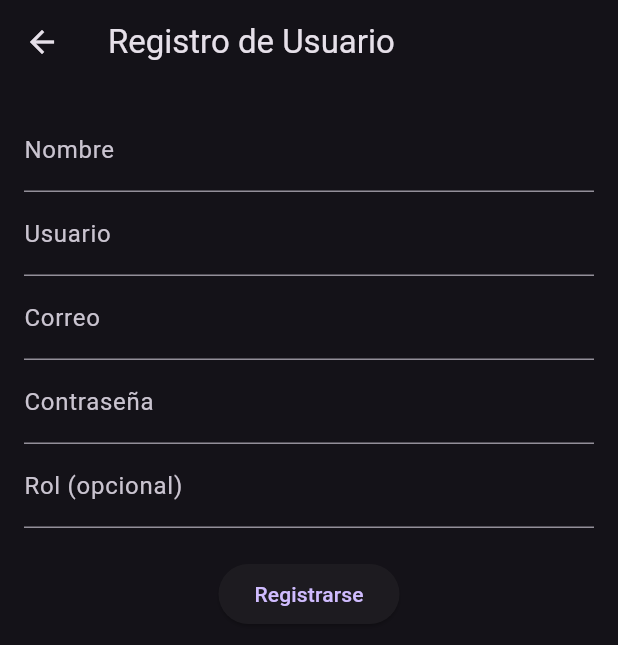
After one commit to MrKatze/CharlesCode, a Flutter app: the RegistroScreen screen opened directly, on a phone screen of 412 x 824 dp. The commit adds this screen. Shown: the top 645 px of the screen. Run offline on Flutter 3.47's test engine with Material 3 defaults, Android fonts, the phone set to English and light mode, and no system bars; accounts and stored records are empty.

Commit message:
Registro

```diff
--- /dev/null
+++ b/frontend/lib/core/services/usuario_services.dart
@@ -0,0 +1,24 @@
+// Servicio para registro de usuario
+import 'dart:convert';
+import 'package:http/http.dart' as http;
+import '../../models/usuario.dart';
+
+class UsuarioServices {
+  static const String _baseUrl =
+      'http://localhost:3000/usuarios'; // Ajusta la URL según tu backend
+
+  static Future<bool> registrarUsuario(Usuario usuario) async {
+    final response = await http.post(
+      Uri.parse('$_baseUrl/agregar'),
+      headers: {'Content-Type': 'application/json'},
+      body: jsonEncode({
+        'nombre': usuario.nombre,
+        'usuario': usuario.usuario,
+        'correo': usuario.correo,
+        'password': usuario.password,
+        'rol': usuario.rol,
+      }),
+    );
+    return response.statusCode == 201;
+  }
+}
--- /dev/null
+++ b/frontend/lib/screens/registro/registro_controller.dart
@@ -0,0 +1,41 @@
+import 'package:flutter/material.dart';
+import '../../../models/usuario.dart';
+import '../../../core/services/usuario_services.dart';
+
+class RegistroController extends ChangeNotifier {
+  final nombreController = TextEditingController();
+  final usuarioController = TextEditingController();
+  final correoController = TextEditingController();
+  final passwordController = TextEditingController();
+  final rolController = TextEditingController();
+
+  bool _isLoading = false;
+  bool get isLoading => _isLoading;
+
+  Future<bool> registrarUsuario() async {
+    _isLoading = true;
+    notifyListeners();
+    final usuario = Usuario(
+      idUsuario: 0,
+      nombre: nombreController.text,
+      usuario: usuarioController.text,
+      correo: correoController.text,
+      password: passwordController.text,
+      rol: rolController.text.isNotEmpty ? rolController.text : 'usuario',
+    );
+    final exito = await UsuarioServices.registrarUsuario(usuario);
+    _isLoading = false;
+    notifyListeners();
+    return exito;
+  }
+
+  @override
+  void dispose() {
+    nombreController.dispose();
+    usuarioController.dispose();
+    correoController.dispose();
+    passwordController.dispose();
+    rolController.dispose();
+    super.dispose();
+  }
+}
--- /dev/null
+++ b/frontend/lib/screens/registro/registro_screen.dart
@@ -0,0 +1,69 @@
+import 'package:flutter/material.dart';
+import 'registro_controller.dart';
+import 'package:provider/provider.dart';
+
+class RegistroScreen extends StatelessWidget {
+  const RegistroScreen({Key? key}) : super(key: key);
+
+  @override
+  Widget build(BuildContext context) {
+    return ChangeNotifierProvider(
+      create: (_) => RegistroController(),
+      child: Scaffold(
+        appBar: AppBar(title: const Text('Registro de Usuario')),
+        body: Consumer<RegistroController>(
+          builder: (context, controller, _) {
+            return Padding(
+              padding: const EdgeInsets.all(16.0),
+              child: Column(
+                children: [
+                  TextField(
+                    controller: controller.nombreController,
+                    decoration: const InputDecoration(labelText: 'Nombre'),
+                  ),
+                  TextField(
+                    controller: controller.usuarioController,
+                    decoration: const InputDecoration(labelText: 'Usuario'),
+                  ),
+                  TextField(
+                    controller: controller.correoController,
+                    decoration: const InputDecoration(labelText: 'Correo'),
+                  ),
+                  TextField(
+                    controller: controller.passwordController,
+                    decoration: const InputDecoration(labelText: 'Contraseña'),
+                    obscureText: true,
+                  ),
+                  TextField(
+                    controller: controller.rolController,
+                    decoration: const InputDecoration(
+                      labelText: 'Rol (opcional)',
+                    ),
+                  ),
+                  const SizedBox(height: 20),
+                  controller.isLoading
+                      ? const CircularProgressIndicator()
+                      : ElevatedButton(
+                        onPressed: () async {
+                          final exito = await controller.registrarUsuario();
+                          final snackBar = SnackBar(
+                            content: Text(
+                              exito
+                                  ? 'Registro exitoso'
+                                  : 'Error en el registro',
+                            ),
+                          );
+                          ScaffoldMessenger.of(context).showSnackBar(snackBar);
+                          if (exito) Navigator.pop(context);
+                        },
+                        child: const Text('Registrarse'),
+                      ),
+                ],
+              ),
+            );
+          },
+        ),
+      ),
+    );
+  }
+}
```
Also changed, not shown: frontend/lib/screens/home/home_screen.dart (+34 -14 lines).
